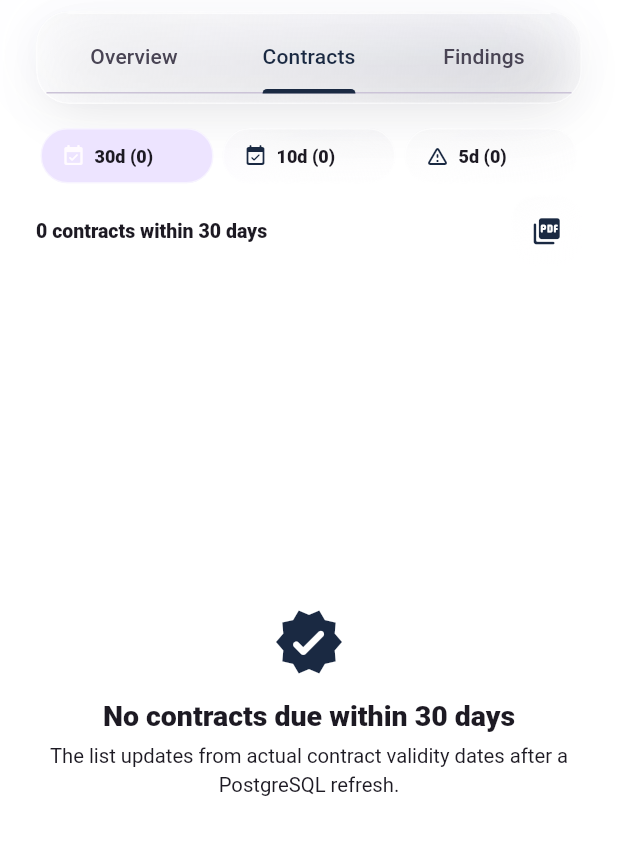
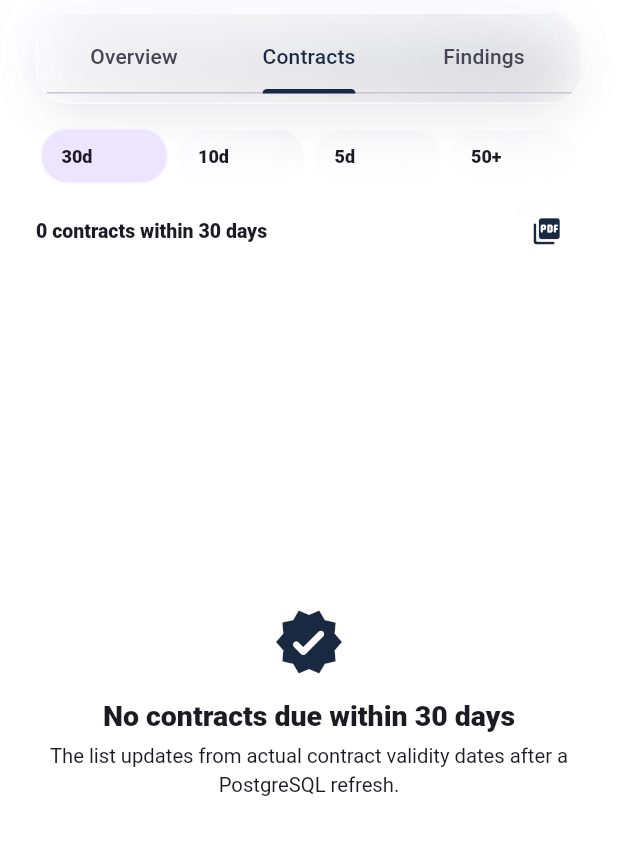
Before and after one commit to anilsrivatsav/sbcnav, a Flutter app: the ReportsScreen widget shown alone on an empty page, opened directly, tab 2 chosen, on a phone screen of 412 x 824 dp, the part 109-964 px from its top. Run offline on Flutter 3.47's test engine with Material 3 defaults, Android fonts, the phone set to English and light mode, and no system bars; our stand-ins replace connectivity_plus, dio, flutter_riverpod, image_picker, pdf, printing and 1 more; accounts and stored records are empty; statements that could not run were skipped.

Commit message:
Compact contract validity reports

```diff
--- a/mobile_flutter/lib/features/reports/reports_screen.dart
+++ b/mobile_flutter/lib/features/reports/reports_screen.dart
@@ -1,5 +1,6 @@
 import 'package:flutter/material.dart';
 import 'package:flutter_riverpod/flutter_riverpod.dart';
+import 'package:intl/intl.dart';
 
 import '../../data/local/app_database.dart';
 import '../../shared/widgets.dart';
@@ -34,17 +35,42 @@ class _ReportsScreenState extends ConsumerState<ReportsScreen>
     var contracts = 0;
     var works = 0;
     var openWorks = 0;
+    final contractValidity = <String, Map<String, dynamic>>{};
     for (final row in stations) {
       final detail = row['_station_detail'];
       if (detail is! Map) continue;
-      final contractRows = [
-        ...(detail['contracts'] is List
-            ? detail['contracts'] as List
-            : const []),
-        ...(detail['commercial_contracts'] is List
+      final stationCode =
+          '${row['station_code'] ?? detail['station_code'] ?? ''}'
+              .trim()
+              .toUpperCase();
+      final stationName =
+          '${row['station_name'] ?? detail['station_name'] ?? ''}'.trim();
+      final cateringRows =
+          detail['contracts'] is List ? detail['contracts'] as List : const [];
+      final commercialRows = detail['commercial_contracts'] is List
           ? detail['commercial_contracts'] as List
-            : const []),
-      ];
+          : const [];
+      final contractRows = [...cateringRows, ...commercialRows];
+      for (final value in cateringRows) {
+        if (value is! Map) continue;
+        _addContractValidity(
+          contractValidity,
+          value,
+          stationCode: stationCode,
+          stationName: stationName,
+          sourceType: 'unit',
+        );
+      }
+      for (final value in commercialRows) {
+        if (value is! Map) continue;
+        _addContractValidity(
+          contractValidity,
+          value,
+          stationCode: stationCode,
+          stationName: stationName,
+          sourceType: 'commercial',
+        );
+      }
       final unitRows = detail['units'];
       final workRows = detail['works'];
       units += unitRows is List ? unitRows.length : 0;
@@ -64,6 +90,9 @@ class _ReportsScreenState extends ConsumerState<ReportsScreen>
       works: works,
       openWorks: openWorks,
       notifications: notifications,
+      contractValidity: contractValidity.values.toList()
+        ..sort((a, b) =>
+            (a['days_remaining'] as int).compareTo(b['days_remaining'] as int)),
       findings: findings,
     );
   }
@@ -124,7 +153,7 @@ class _ReportsScreenState extends ConsumerState<ReportsScreen>
                 children: [
                   _OverviewReport(data: data),
                   _ContractReport(
-                    rows: data.notifications,
+                    rows: data.contractValidity,
                     selectedDays: _contractWindow,
                     onSelected: (days) =>
                         setState(() => _contractWindow = days),
@@ -148,6 +177,7 @@ class _ReportData {
     required this.works,
     required this.openWorks,
     required this.notifications,
+    required this.contractValidity,
     required this.findings,
   });
 
@@ -157,7 +187,72 @@ class _ReportData {
   final int works;
   final int openWorks;
   final List<Map<String, dynamic>> notifications;
+  final List<Map<String, dynamic>> contractValidity;
   final List<Map<String, dynamic>> findings;
+}
+
+void _addContractValidity(
+  Map<String, Map<String, dynamic>> target,
+  Map contract, {
+  required String stationCode,
+  required String stationName,
+  required String sourceType,
+}) {
+  final validTo = _parseReportDate(contract['valid_to'] ??
+      contract['contract_to'] ??
+      contract['contract_upto'] ??
+      contract['contract_period_to']);
+  if (validTo == null) return;
+  final now = DateTime.now();
+  final today = DateTime(now.year, now.month, now.day);
+  final due = DateTime(validTo.year, validTo.month, validTo.day);
+  final days = due.difference(today).inDays;
+  if (days < 0) return;
+
+  final code =
+      '${contract['unit_no'] ?? contract['allocation_code'] ?? contract['contract_key'] ?? ''}'
+          .trim();
+  final rawName =
+      '${contract['contract_name'] ?? contract['licensee_name'] ?? ''}'.trim();
+  final type =
+      '${contract['type_of_unit'] ?? contract['sub_category'] ?? contract['policy'] ?? 'Contract'}'
+          .trim();
+  final name = rawName.isEmpty || rawName.toUpperCase() == 'NA'
+      ? (type.isEmpty ? 'Contract' : type)
+      : rawName;
+  final identity = code.isNotEmpty ? code : name;
+  final key = '$sourceType:$stationCode:${identity.toUpperCase()}';
+  target[key] = {
+    ...contract.map((key, value) => MapEntry('$key', value)),
+    'key': key,
+    'source_type': sourceType,
+    'contract_code': code.isEmpty ? 'No code' : code,
+    'contract_name': name,
+    'contract_type': type,
+    'station_code': stationCode,
+    'station_name': stationName,
+    'valid_to': due.toIso8601String(),
+    'days_remaining': days,
+  };
+}
+
+DateTime? _parseReportDate(Object? value) {
+  final text = '${value ?? ''}'.trim();
+  if (text.isEmpty || text.toLowerCase() == 'null') return null;
+  final iso = DateTime.tryParse(text);
+  if (iso != null) return iso;
+  final parts = text.split(RegExp(r'[/\-.]'));
+  if (parts.length != 3) return null;
+  final first = int.tryParse(parts[0]);
+  final month = int.tryParse(parts[1]);
+  final last = int.tryParse(parts[2]);
+  if (first == null || month == null || last == null) return null;
+  final year = parts[2].length == 2 ? 2000 + last : last;
+  try {
+    return DateTime(year, month, first);
+  } on ArgumentError {
+    return null;
+  }
 }
 
 class _OverviewReport extends StatelessWidget {
@@ -261,7 +356,7 @@ class _ContractReport extends StatefulWidget {
 }
 
 class _ContractReportState extends State<_ContractReport> {
-  static const _rowsPerPage = 3;
+  static const _rowsPerPage = 5;
   int _page = 0;
   bool _exporting = false;
 
@@ -274,39 +369,14 @@ class _ContractReportState extends State<_ContractReport> {
     }
   }
 
-  int? _daysRemaining(Map<String, dynamic> row) {
-    final dueAt = DateTime.tryParse('${row['due_at'] ?? ''}');
-    if (dueAt == null) return null;
-    final now = DateTime.now();
-    final today = DateTime(now.year, now.month, now.day);
-    final due = DateTime(dueAt.year, dueAt.month, dueAt.day);
-    return due.difference(today).inDays;
-  }
-
-  String _contractName(Map<String, dynamic> row) {
-    final body = '${row['body'] ?? ''}'.trim();
-    final match =
-        RegExp(r'^(.*?)\s+(?:expires|expired)\b', caseSensitive: false)
-            .firstMatch(body);
-    if (match != null && match.group(1)!.trim().isNotEmpty) {
-      return match.group(1)!.trim();
-    }
-    return '${row['related_id'] ?? row['title'] ?? 'Contract'}';
-  }
-
-  Future<void> _export(
-      List<({Map<String, dynamic> row, int? days})> alerts) async {
+  Future<void> _export(List<Map<String, dynamic>> alerts) async {
     if (_exporting) return;
     setState(() => _exporting = true);
     try {
       await exportContractExpiryPdf(
-        rows: alerts
-            .map((item) => {
-                  ...item.row,
-                  '_days_remaining': item.days,
-                })
-            .toList(),
+        rows: alerts,
         windowDays: widget.selectedDays,
+        moreThanFiftyDays: widget.selectedDays == 51,
       );
     } catch (error) {
       if (!mounted) return;
@@ -321,15 +391,16 @@ class _ContractReportState extends State<_ContractReport> {
   @override
   Widget build(BuildContext context) {
     final source = widget.rows
-        .where((row) => row['type'] == 'contract_expiry')
-        .map((row) => (row: row, days: _daysRemaining(row)))
-        .where((item) => item.days != null && item.days! >= 0)
+        .where((row) => row['days_remaining'] is int)
         .toList()
-      ..sort((a, b) => a.days!.compareTo(b.days!));
-    int countWithin(int days) =>
-        source.where((item) => item.days! <= days).length;
-    final alerts =
-        source.where((item) => item.days! <= widget.selectedDays).toList();
+      ..sort((a, b) =>
+          (a['days_remaining'] as int).compareTo(b['days_remaining'] as int));
+    final alerts = widget.selectedDays == 51
+        ? source.where((item) => (item['days_remaining'] as int) > 50).toList()
+        : source
+            .where((item) =>
+                (item['days_remaining'] as int) <= widget.selectedDays)
+            .toList();
     final pageCount =
         alerts.isEmpty ? 1 : (alerts.length / _rowsPerPage).ceil();
     final safePage = _page.clamp(0, pageCount - 1);
@@ -342,17 +413,14 @@ class _ContractReportState extends State<_ContractReport> {
           padding: const EdgeInsets.symmetric(horizontal: AppSpacing.page),
           child: Row(
             children: [
-              for (final days in const [30, 10, 5])
+              for (final days in const [30, 10, 5, 51])
                 Expanded(
                   child: Padding(
                     padding: const EdgeInsets.symmetric(horizontal: 3),
                     child: GlassFilterChip(
-                      label: '${days}d (${countWithin(days)})',
+                      label: days == 51 ? '50+' : '${days}d',
                       selected: widget.selectedDays == days,
                       onTap: () => widget.onSelected(days),
-                      icon: days == 5
-                          ? Icons.warning_amber_rounded
-                          : Icons.event_available_rounded,
                     ),
                   ),
                 ),
@@ -366,7 +434,9 @@ class _ContractReportState extends State<_ContractReport> {
             children: [
               Expanded(
                 child: Text(
-                  '${alerts.length} contracts within ${widget.selectedDays} days',
+                  widget.selectedDays == 51
+                      ? '${alerts.length} contracts valid beyond 50 days'
+                      : '${alerts.length} contracts within ${widget.selectedDays} days',
                   style: Theme.of(context)
                       .textTheme
                       .labelLarge
@@ -388,7 +458,9 @@ class _ContractReportState extends State<_ContractReport> {
           child: alerts.isEmpty
               ? EmptyState(
                   icon: Icons.verified_rounded,
-                  title: 'No contracts due within ${widget.selectedDays} days',
+                  title: widget.selectedDays == 51
+                      ? 'No contracts valid beyond 50 days'
+                      : 'No contracts due within ${widget.selectedDays} days',
                   message:
                       'The list updates from actual contract validity dates after a PostgreSQL refresh.',
                 )
@@ -398,21 +470,37 @@ class _ContractReportState extends State<_ContractReport> {
                   child: Column(
                     children: [
                       for (final item in pageRows) ...[
-                        Expanded(
+                        SizedBox(
+                          height: 62,
                           child: GlassPanel(
                             padding: const EdgeInsets.symmetric(
-                                horizontal: 12, vertical: 8),
+                                horizontal: 10, vertical: 6),
                             child: Row(
                               children: [
-                                Icon(
-                                  item.days! <= 10
-                                      ? Icons.warning_rounded
-                                      : Icons.event_available_rounded,
-                                  color: item.days! <= 10
-                                      ? Colors.red
-                                      : Colors.orange,
+                                Container(
+                                  width: 42,
+                                  height: 42,
+                                  alignment: Alignment.center,
+                                  decoration: BoxDecoration(
+                                    color: _contractTone(
+                                            item['days_remaining'] as int)
+                                        .withValues(alpha: 0.12),
+                                    borderRadius: BorderRadius.circular(14),
                                   ),
-                                const SizedBox(width: 10),
+                                  child: Text(
+                                    '${item['contract_code']}',
+                                    maxLines: 2,
+                                    textAlign: TextAlign.center,
+                                    overflow: TextOverflow.ellipsis,
+                                    style: TextStyle(
+                                      fontSize: 10,
+                                      fontWeight: FontWeight.w900,
+                                      color: _contractTone(
+                                          item['days_remaining'] as int),
+                                    ),
+                                  ),
+                                ),
+                                const SizedBox(width: 9),
                                 Expanded(
                                   child: Column(
                                     mainAxisAlignment: MainAxisAlignment.center,
@@ -420,30 +508,53 @@ class _ContractReportState extends State<_ContractReport> {
                                         CrossAxisAlignment.start,
                                     children: [
                                       Text(
-                                        _contractName(item.row),
+                                        '${item['contract_name']}',
                                         maxLines: 1,
                                         overflow: TextOverflow.ellipsis,
                                         style: const TextStyle(
                                             fontWeight: FontWeight.w900),
                                       ),
-                                      const SizedBox(height: 3),
+                                      const SizedBox(height: 2),
+                                      Row(
+                                        children: [
+                                          Icon(Icons.location_on_rounded,
+                                              size: 12,
+                                              color: Theme.of(context)
+                                                  .colorScheme
+                                                  .primary),
+                                          const SizedBox(width: 2),
                                           Text(
-                                        '${item.row['body']}',
-                                        maxLines: 2,
+                                            '${item['station_code']}',
+                                            style: Theme.of(context)
+                                                .textTheme
+                                                .bodySmall
+                                                ?.copyWith(
+                                                    fontWeight:
+                                                        FontWeight.w800),
+                                          ),
+                                          const Text('  ·  '),
+                                          Flexible(
+                                            child: Text(
+                                              _shortDate(item['valid_to']),
+                                              maxLines: 1,
                                               overflow: TextOverflow.ellipsis,
                                               style: Theme.of(context)
                                                   .textTheme
                                                   .bodySmall,
+                                            ),
+                                          ),
+                                        ],
                                       ),
                                     ],
                                   ),
                                 ),
                                 const SizedBox(width: 8),
                                 StatusBadge(
-                                  item.days == 0 ? 'Today' : '${item.days}d',
-                                  tone: item.days! <= 10
-                                      ? Colors.red
-                                      : Colors.orange,
+                                  (item['days_remaining'] as int) == 0
+                                      ? 'Today'
+                                      : '${item['days_remaining']}d',
+                                  tone: _contractTone(
+                                      item['days_remaining'] as int),
                                 ),
                               ],
                             ),
@@ -451,10 +562,6 @@ class _ContractReportState extends State<_ContractReport> {
                         ),
                         const SizedBox(height: AppSpacing.x1),
                       ],
-                      for (var index = pageRows.length;
-                          index < _rowsPerPage;
-                          index++)
-                        const Expanded(child: SizedBox()),
                     ],
                   ),
                 ),
@@ -493,6 +600,19 @@ class _ContractReportState extends State<_ContractReport> {
       ],
     );
   }
+
+  Color _contractTone(int days) {
+    if (days <= 10) return Colors.red;
+    if (days <= 30) return Colors.orange;
+    return Colors.green;
+  }
+
+  String _shortDate(Object? value) {
+    final date = DateTime.tryParse('${value ?? ''}');
+    return date == null
+        ? 'Date unavailable'
+        : DateFormat('dd MMM yyyy').format(date);
+  }
 }
 
 class _FindingReport extends StatelessWidget {
--- a/mobile_flutter/pubspec.yaml
+++ b/mobile_flutter/pubspec.yaml
@@ -1,7 +1,7 @@
 name: rail_inspect
 description: Offline-first station inspection app for railway commercial inspectors and officers.
 publish_to: "none"
-version: 0.7.5+12
+version: 0.7.6+13
 
 environment:
   sdk: ">=3.4.0 <4.0.0"
```
Also changed, not shown: mobile_flutter/lib/features/reports/report_pdf_export.dart (+23 -24 lines), 2 other files. Lines whose indentation alone changed are shown as unchanged.
